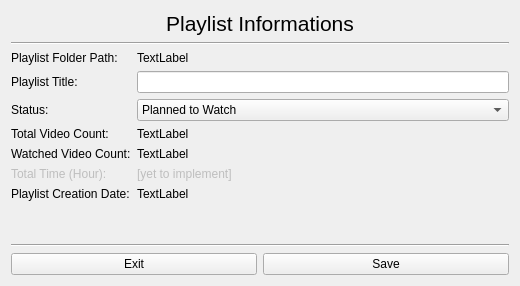
This is src/PlaylistCompanion/addnewplaylistwindow.ui in KaziRifatMorshed/Playlist-Companion as Qt 5 draws it before an edit. The edited form follows.
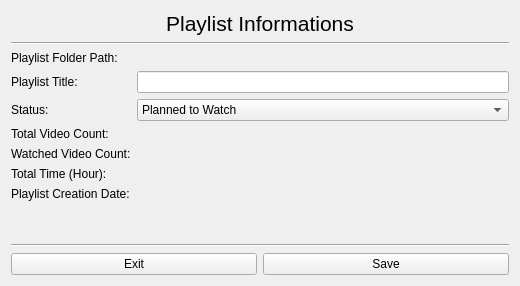
This is the edited form. Icons and pictures are not drawn.

The edit to the form file:
```diff
--- a/src/PlaylistCompanion/addnewplaylistwindow.ui
+++ b/src/PlaylistCompanion/addnewplaylistwindow.ui
@@ -50,7 +50,7 @@
      <item row="0" column="1">
       <widget class="QLabel" name="folderPath">
        <property name="text">
-        <string>TextLabel</string>
+        <string/>
        </property>
        <property name="wordWrap">
         <bool>true</bool>
@@ -113,7 +113,7 @@
      <item row="3" column="1">
       <widget class="QLabel" name="totalVideoCount">
        <property name="text">
-        <string>TextLabel</string>
+        <string/>
        </property>
       </widget>
      </item>
@@ -127,14 +127,14 @@
      <item row="4" column="1">
       <widget class="QLabel" name="watchedVideoCount">
        <property name="text">
-        <string>TextLabel</string>
+        <string/>
        </property>
       </widget>
      </item>
      <item row="5" column="0">
       <widget class="QLabel" name="label_7">
        <property name="enabled">
-        <bool>false</bool>
+        <bool>true</bool>
        </property>
        <property name="text">
         <string>Total Time (Hour):</string>
@@ -144,10 +144,10 @@
      <item row="5" column="1">
       <widget class="QLabel" name="totalHourWatched">
        <property name="enabled">
-        <bool>false</bool>
+        <bool>true</bool>
        </property>
        <property name="text">
-        <string>[yet to implement]</string>
+        <string/>
        </property>
       </widget>
      </item>
@@ -161,7 +161,7 @@
      <item row="6" column="1">
       <widget class="QLabel" name="playlistCreationDate">
        <property name="text">
-        <string>TextLabel</string>
+        <string/>
        </property>
       </widget>
      </item>
```
